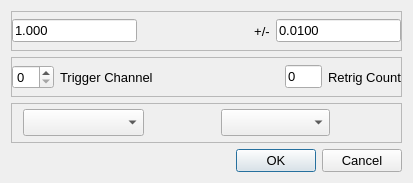
First picture: the form in trigdialog.ui, repository MccDv/universaltest, before the edit.
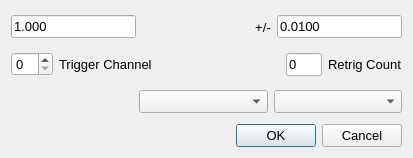
Second picture: the form after the edit.

Patch:
```diff
--- a/trigdialog.ui
+++ b/trigdialog.ui
@@ -7,7 +7,7 @@
     <x>0</x>
     <y>0</y>
     <width>413</width>
-    <height>183</height>
+    <height>158</height>
    </rect>
   </property>
   <property name="font">
@@ -22,7 +22,7 @@
    <item>
     <widget class="QFrame" name="frame">
      <property name="frameShape">
-      <enum>QFrame::StyledPanel</enum>
+      <enum>QFrame::NoFrame</enum>
      </property>
      <property name="frameShadow">
       <enum>QFrame::Raised</enum>
@@ -89,7 +89,7 @@
    <item>
     <widget class="QFrame" name="frame_2">
      <property name="frameShape">
-      <enum>QFrame::StyledPanel</enum>
+      <enum>QFrame::NoFrame</enum>
      </property>
      <property name="frameShadow">
       <enum>QFrame::Raised</enum>
@@ -153,37 +153,52 @@
    <item>
     <widget class="QFrame" name="fraChanDesc">
      <property name="frameShape">
-      <enum>QFrame::StyledPanel</enum>
+      <enum>QFrame::NoFrame</enum>
      </property>
      <property name="frameShadow">
       <enum>QFrame::Raised</enum>
      </property>
-     <widget class="QComboBox" name="cmbChanType">
-      <property name="geometry">
-       <rect>
-        <x>12</x>
-        <y>6</y>
-        <width>121</width>
-        <height>27</height>
-       </rect>
+     <layout class="QHBoxLayout" name="horizontalLayout_3" stretch="2,2,2">
+      <property name="leftMargin">
+       <number>0</number>
       </property>
-      <property name="toolTip">
-       <string>Channel Type</string>
+      <property name="topMargin">
+       <number>2</number>
       </property>
-     </widget>
-     <widget class="QComboBox" name="cmbRange">
-      <property name="geometry">
-       <rect>
-        <x>210</x>
-        <y>6</y>
-        <width>109</width>
-        <height>27</height>
-       </rect>
+      <property name="rightMargin">
+       <number>0</number>
       </property>
-      <property name="toolTip">
-       <string>Range</string>
+      <property name="bottomMargin">
+       <number>2</number>
       </property>
-     </widget>
+      <item>
+       <spacer name="horizontalSpacer_3">
+        <property name="orientation">
+         <enum>Qt::Horizontal</enum>
+        </property>
+        <property name="sizeHint" stdset="0">
+         <size>
+          <width>125</width>
+          <height>20</height>
+         </size>
+        </property>
+       </spacer>
+      </item>
+      <item>
+       <widget class="QComboBox" name="cmbChanType">
+        <property name="toolTip">
+         <string>Channel Type</string>
+        </property>
+       </widget>
+      </item>
+      <item>
+       <widget class="QComboBox" name="cmbRange">
+        <property name="toolTip">
+         <string>Range</string>
+        </property>
+       </widget>
+      </item>
+     </layout>
     </widget>
    </item>
    <item>
```
